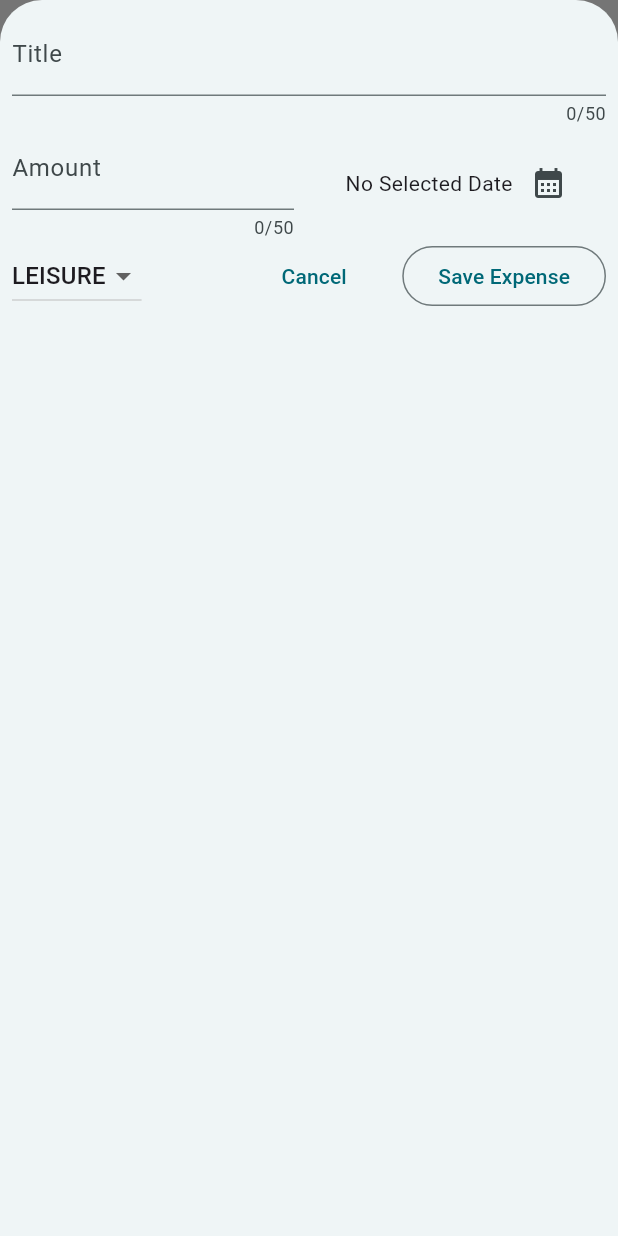
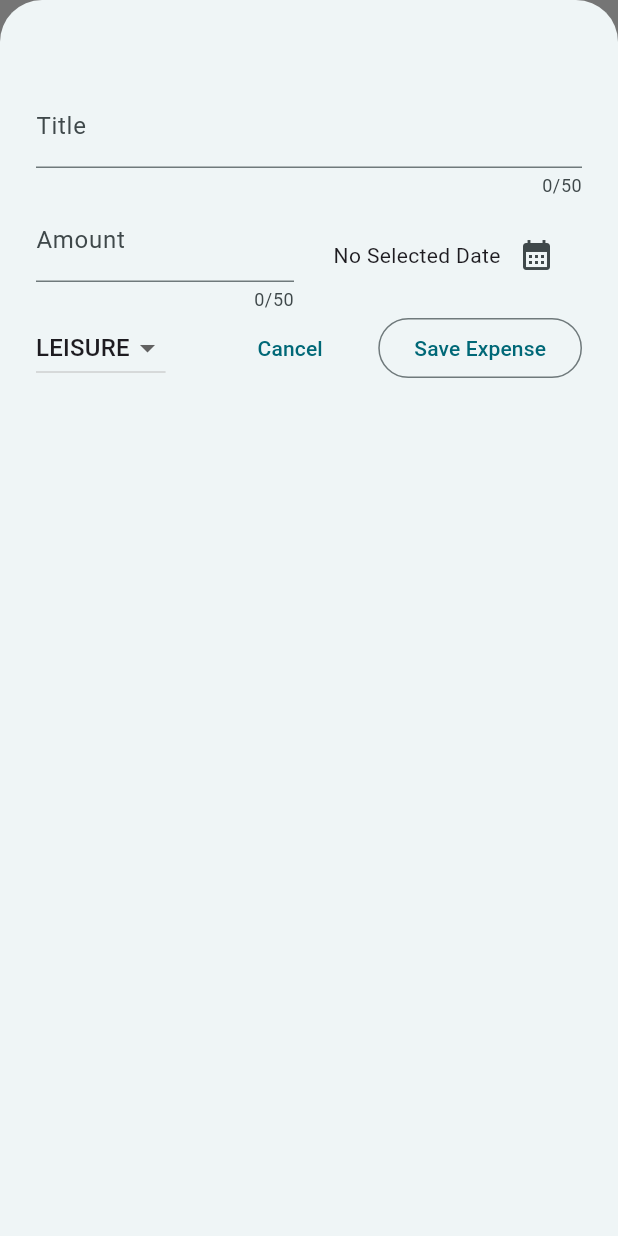
Before and after one commit to balayogigmcs/Expenses-Tracker-App, a Flutter app: the screen it shows after launch, after a tap on the "add" icon, on a phone screen of 412 x 824 dp. Run offline on Flutter 3.47's test engine with Material 3 defaults, Android fonts, the phone set to English and light mode, and no system bars.

Commit message:
modifying newexpenses widget

```diff
--- a/lib/widgets/new_expenses.dart
+++ b/lib/widgets/new_expenses.dart
@@ -71,7 +71,13 @@ class _NewExpensesState extends State<NewExpenses> {
 
   @override
   Widget build(BuildContext context) {
-    return Column(
+    final keyboardSpace = MediaQuery.of(context).viewInsets.bottom;
+    return SizedBox(
+      height: double.infinity,
+      child: SingleChildScrollView(
+        child: Padding(
+          padding:  EdgeInsets.fromLTRB(16,48,16, keyboardSpace + 16),
+          child: Column(
             children: [
               TextField(
                 controller: _titleController,
@@ -155,6 +161,9 @@ class _NewExpensesState extends State<NewExpenses> {
                 ],
               )
             ],
+          ),
+        ),
+      ),
     );
   }
 }
```
Lines whose indentation alone changed are shown as unchanged.
